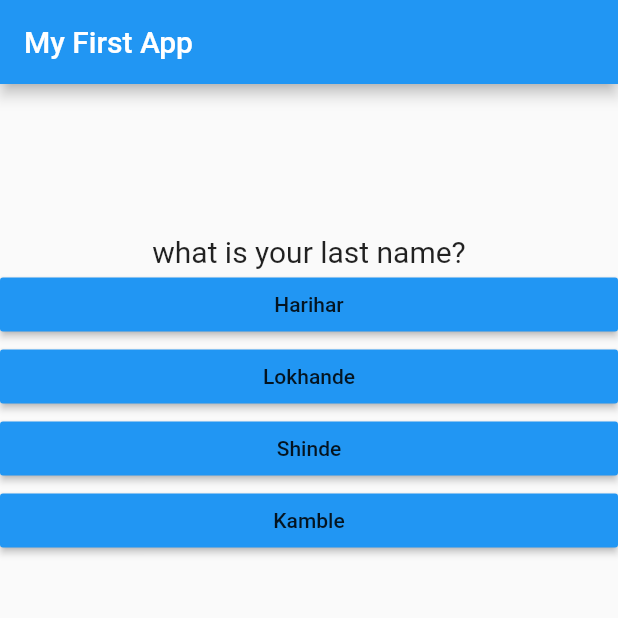
After one commit to Ganesh-Harihar/flutter-Sample, a Flutter app: the screen it shows after launch, after a tap on "Ganesh", on a phone screen of 412 x 824 dp, the top half of it. The commit adds this screen. Run offline on Flutter 3.47's test engine with Material 2 defaults, Android fonts, the phone set to English and light mode, and no system bars.

Commit message:
all added

```diff
--- a/lib/answer.dart
+++ b/lib/answer.dart
@@ -1,8 +1,9 @@
 import 'package:flutter/material.dart';
+
 class Answer extends StatelessWidget {
   final Function selectHandler;
   final String answer;
-  Answer(this.selectHandler,this.answer);
+  Answer(this.selectHandler, this.answer);
   @override
   Widget build(BuildContext context) {
     return Container(
@@ -10,7 +11,8 @@ class Answer extends StatelessWidget {
       child: RaisedButton(
         color: Colors.blue,
         child: Text(answer),
-        onPressed: selectHandler,),
+        onPressed: selectHandler,
+      ),
     );
   }
 }
--- a/lib/main.dart
+++ b/lib/main.dart
@@ -1,7 +1,6 @@
 import 'package:flutter/material.dart';
-import './question.dart';
-import './answer.dart';
-
+import './quiz.dart';
+import './result.dart';
 void main() {
   runApp(MyApp());
 }
@@ -16,45 +15,64 @@ class MyApp extends StatefulWidget {
 
 class _MyAppState extends State<MyApp> {
   int _questionIndex = 0;
+  int _score = 0;
   var _questions = [
     {
-    'questionText' : 'what is your first Name?',
-    'answers' : ['Ganesh','Abhi','Amit','Pritam'],
+      'questionText': 'what is your first Name?',
+      'answers': ['Ganesh', 'Abhi', 'Amit', 'Pritam'],
     },
     {
-    'questionText' : 'what is your last name?',
-    'answers' : ['Harihar','Lokhande','Shinde','Kamble'],
+      'questionText': 'what is your last name?',
+      'answers': ['Harihar', 'Lokhande', 'Shinde', 'Kamble'],
     },
     {
-    'questionText' :'what is your favourite animal?',
-    'answers' : ['Dog','Cat','Cow','Tiger'],
+      'questionText': 'what is your favourite animal?',
+      'answers': ['Dog', 'Cat', 'Cow', 'Tiger'],
     },
     {
-    'questionText' : 'what is your favourite colour?',
-    'answers' : ['Black','Red','Pink','White'],
+      'questionText': 'what is your favourite colour?',
+      'answers': ['Black', 'Red', 'Pink', 'White'],
     }
   ];
-void _addQuestion()
-{
+  void _addQuestion(String answer) {
+    if(_questionIndex == 0 && answer == 'Ganesh')
+    _score += 1;
+    else if(_questionIndex == 1 && answer == 'Harihar')
+    _score += 1;
+    else if(_questionIndex == 2 && answer == 'Tiger')
+    _score += 1;
+    else if(_questionIndex == 3 && answer == 'Red')
+    _score += 1;
+
     setState(() {
       _questionIndex += 1;
     });
-  print(_questionIndex);
+
+    print(_score);
   }
+
+  void resetTest()
+  {
+    setState(() {
+      _questionIndex = 0;
+      _score = 0;
+    });
+  }
+
   Widget build(BuildContext context) {
     return MaterialApp(
       home: Scaffold(
           appBar: AppBar(
             title: Text('My First App'),
           ),
-          body: Column(
-            children: [
-              Question(_questions[_questionIndex]['questionText']),
-              ...(_questions[_questionIndex]['answers'] as List<String>).map((answer) {
-                  return Answer(_addQuestion,answer);
-              }).toList()
-            ],
-          )),
+          body: _questionIndex < _questions.length
+              ? Quiz(
+                  addQuestion: _addQuestion,
+                  questionIndex: _questionIndex,
+                  questions: _questions,
+                )
+              : Result(score:_score,resetHandler: resetTest,)
+      ),
     );
   }
 }
--- /dev/null
+++ b/lib/quiz.dart
@@ -0,0 +1,27 @@
+import 'package:flutter/material.dart';
+import './question.dart';
+import './answer.dart';
+
+class Quiz extends StatelessWidget {
+  final List<Map<String, Object>> questions;
+  final Function addQuestion;
+  final int questionIndex;
+  Quiz(
+      {@required this.questions,
+      @required this.addQuestion,
+      @required this.questionIndex});
+  @override
+  Widget build(BuildContext context) {
+    return Container(
+      child: Column(
+        children: [
+          Question(questions[questionIndex]['questionText']),
+          ...(questions[questionIndex]['answers'] as List<String>)
+              .map((answer) {
+            return Answer(()=>addQuestion(answer), answer);
+          }).toList()
+        ],
+      ),
+    );
+  }
+}
```
Also changed, not shown: lib/question.dart (+7 -8 lines), lib/result.dart (added, +20 -0 lines). Lines whose indentation alone changed are shown as unchanged.
